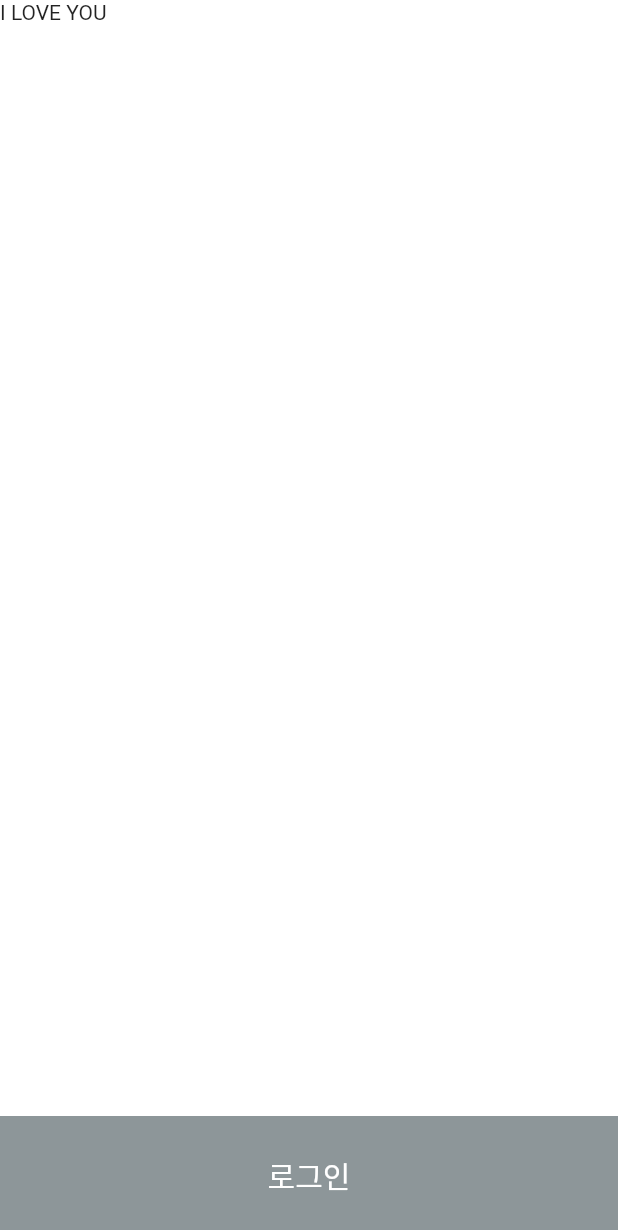
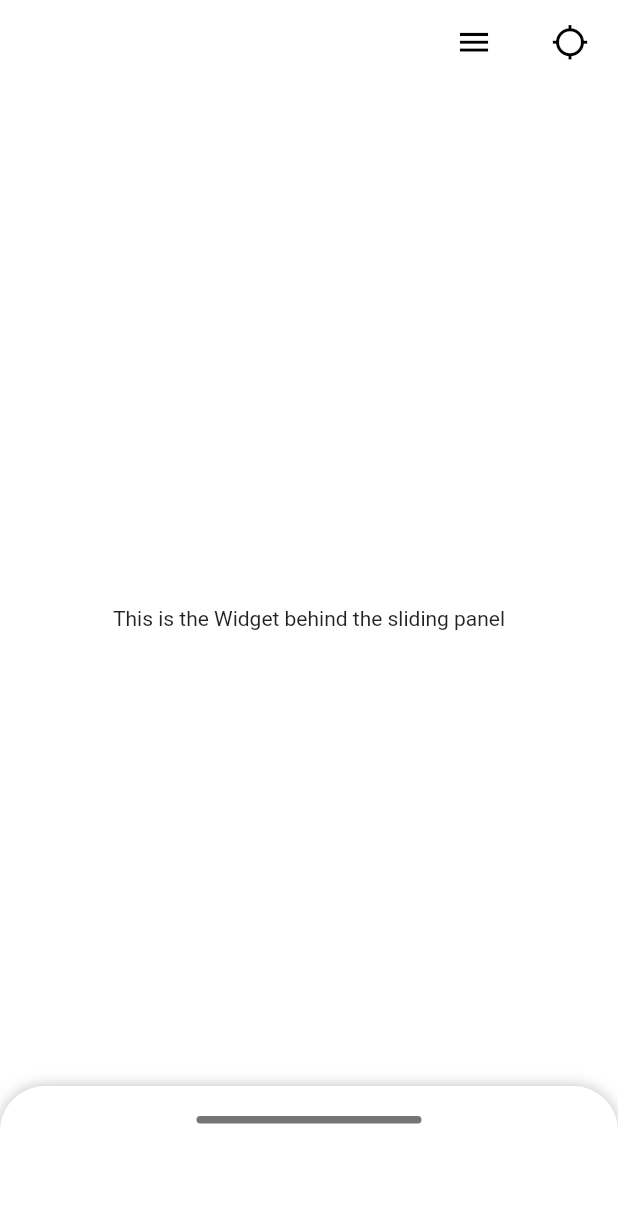
Before and after one commit to K-Roon/cargo_app, a Flutter app: the Home screen opened directly, on a phone screen of 412 x 824 dp. Shown: the top 1230 px of the screen. Run offline on Flutter 3.47's test engine with Material 2 defaults, Android fonts, the phone set to English and light mode, and no system bars; drawn by our look-alikes of sliding_up_panel.

Commit message:
FEAT : 슬라이딩-업 패널 추가 및 레이아웃 개선

```diff
--- a/lib/main.dart
+++ b/lib/main.dart
@@ -2,6 +2,7 @@
 //import 'package:chat_app/helper/helperfunctions.dart';
 //import 'package:chat_app/views/chat_rooms_screen.dart';
 //import 'package:firebase_core/firebase_core.dart';
+import 'package:cargo_app/views/home.dart';
 import 'package:cargo_app/views/signin.dart';
 import 'package:cargo_app/views/signup/signup_step3.dart';
 import 'package:flutter/material.dart';
--- a/lib/views/home.dart
+++ b/lib/views/home.dart
@@ -3,6 +3,7 @@ import 'package:cargo_app/widget/widgets.dart';
 import 'package:flutter/cupertino.dart';
 import 'package:flutter/material.dart';
 import 'package:flutter/painting.dart';
+import 'package:sliding_up_panel/sliding_up_panel.dart';
 
 final TextEditingController idController = new TextEditingController();
 final TextEditingController passwordController = new TextEditingController();
@@ -19,45 +20,77 @@ class _HomeState extends State<Home> {
   bool isLoading = false;
   bool isAvailable = false;
 
-  Home() async {
-
-  }
+  Home() async {}
 
   @override
   Widget build(BuildContext context) {
     return Scaffold(
         appBar: AppBar(
           elevation: 0.0,
-        toolbarHeight: 0.0,
+          centerTitle: true,
+          backgroundColor: Colors.transparent,
+          automaticallyImplyLeading: false,
+          actions: [
+            Row(
+              crossAxisAlignment: CrossAxisAlignment.center,
+              mainAxisAlignment: MainAxisAlignment.spaceBetween,
+              children: [
+                TextButton(
+                    onPressed: () {
+                      print("I LOVE U");
+                    },
+                    child: Icon(Icons.menu, color: Colors.black, size: 25,),
+                    style: ElevatedButton.styleFrom(
+                      primary: Colors.white,
+                      shape: RoundedRectangleBorder(
+                          borderRadius: BorderRadius.circular(100)),
+                    )
+                ),TextButton(
+                    onPressed: () {
+                      print("I LOVE U");
+                    },
+                    child: Icon(Icons.gps_not_fixed, color: Colors.black, size: 25,),
+                    style: ElevatedButton.styleFrom(
+                      primary: Colors.white,
+                      shape: RoundedRectangleBorder(
+                          borderRadius: BorderRadius.circular(100)),
+                    )
+                )
+              ],
             ),
+          ],
+        ),
+        extendBodyBehindAppBar: true,
         //resizeToAvoidBottomInset: false,
         body: isLoading
             ? Container(
                 child: Center(child: CircularProgressIndicator()),
               )
-          : Container(
-        child: Text("I LOVE YOU"),
+            : Stack(
+                children: <Widget>[
+                  Center(
+                    child: Text("This is the Widget behind the sliding panel"),
                   ),
-      floatingActionButtonLocation: FloatingActionButtonLocation.centerDocked,
-      floatingActionButton: ElevatedButton(
-        onPressed: () {
-          Home();
-        },
-        style: ElevatedButton.styleFrom(
-          primary: isAvailable ? Color(0xff0055ff) : Color(0xff8d9699),
-          alignment: Alignment.center,
-          elevation: 0,
-          shape: RoundedRectangleBorder(
-              borderRadius: BorderRadius.all(Radius.circular(0))),
+                  SlidingUpPanel(
+                    borderRadius: BorderRadius.vertical(top: Radius.circular(30)),
+                    panel: Container(
+                      margin: EdgeInsets.only(top: 20),
+                      child: Row(
+                        crossAxisAlignment: CrossAxisAlignment.start,
+                        mainAxisAlignment: MainAxisAlignment.center,
+                        children: [
+                          Container(
+                            width: 150,
+                            height: 5,
+                            decoration: BoxDecoration(
+                                color: Colors.black54,
+                                borderRadius: BorderRadius.all(Radius.circular(12.0))),
                           ),
-        child: Container(
-            height: 80,
-            alignment: Alignment.center,
-            child: Text(
-              "로그인",
-              style: TextStyle(color: Colors.white, fontSize: 20),
-            )),
+                        ],
                       ),
-    );
+                    ),
+                  )
+                ],
+              ));
   }
 }
--- a/lib/views/signin.dart
+++ b/lib/views/signin.dart
@@ -1,3 +1,4 @@
+import 'package:cargo_app/views/home.dart';
 import 'package:cargo_app/views/signup/signup_step1.dart';
 import 'package:cargo_app/widget/widgets.dart';
 import 'package:flutter/cupertino.dart';
@@ -187,6 +188,10 @@ class _SignInState extends State<SignIn> {
         onPressed: () {
           signIn();
         },
+        ///TODO: 개발 완료시 제거 필요
+        onLongPress: () {
+          Navigator.pushReplacement(context, MaterialPageRoute(builder: (context) => Home()));
+        },
         style: ElevatedButton.styleFrom(
           primary: isAvailable ? Color(0xff0055ff) : Color(0xff8d9699),
           alignment: Alignment.center,
--- a/pubspec.yaml
+++ b/pubspec.yaml
@@ -28,6 +28,7 @@ dependencies:
   # The following adds the Cupertino Icons font to your application.
   # Use with the CupertinoIcons class for iOS style icons.
   cupertino_icons: ^1.0.2
+  sliding_up_panel: ^2.0.0+1
 
 dev_dependencies:
   flutter_test:
```
Also changed, not shown: pubspec.lock. Lines whose indentation alone changed are shown as unchanged.
